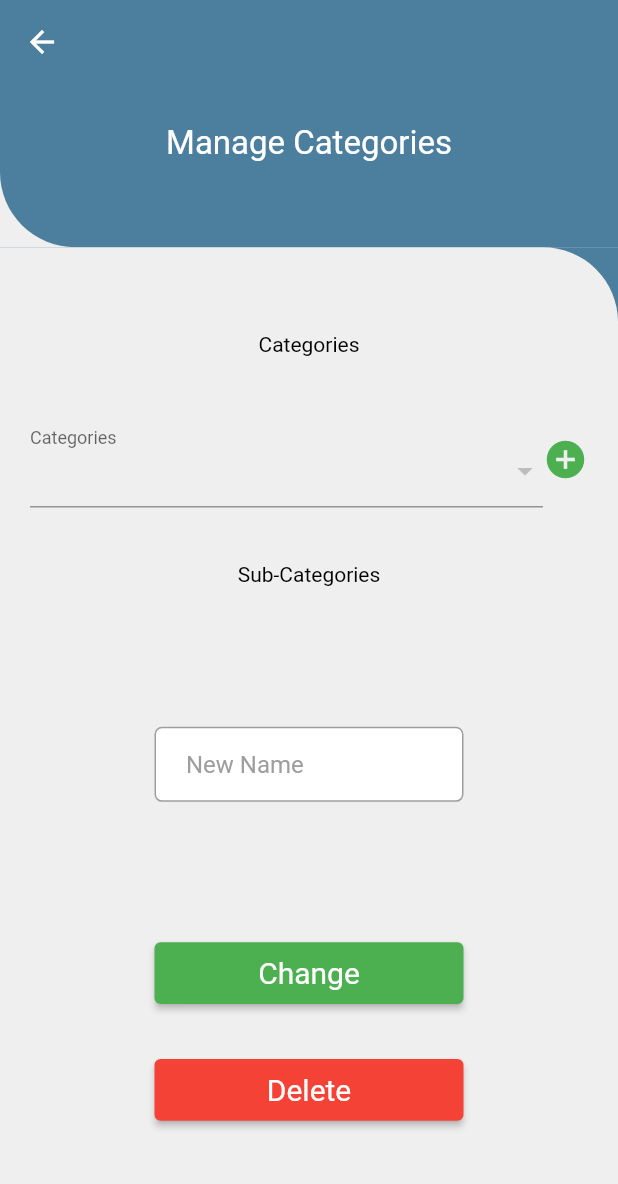
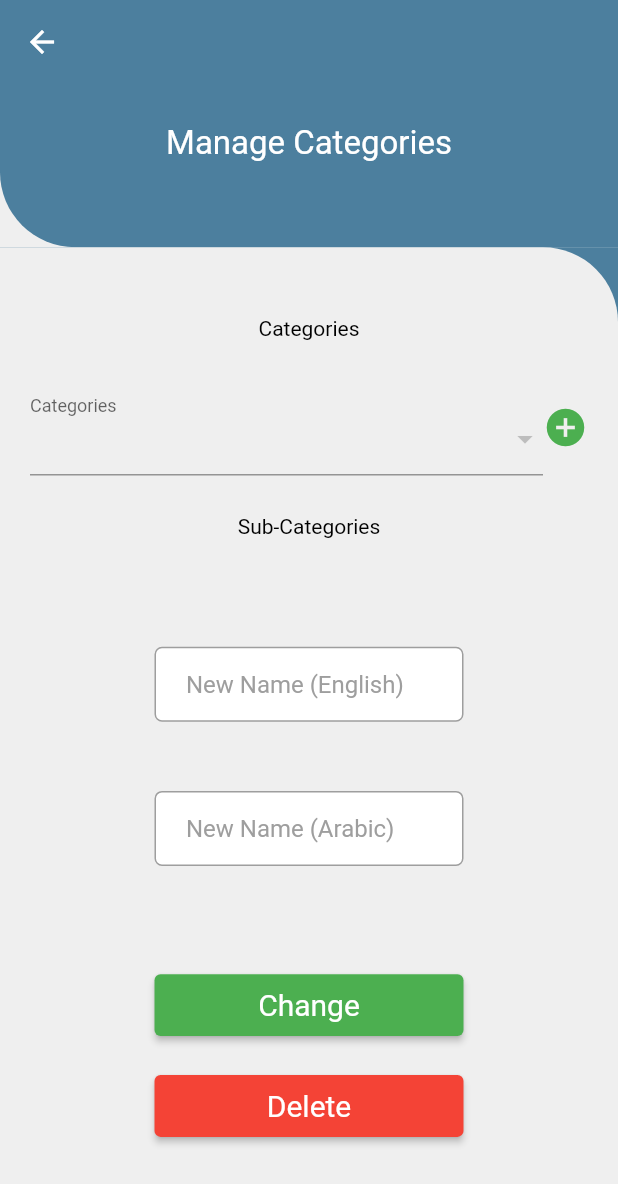
Before and after one commit to OdehMohamed/techno_store, a Flutter app: the manageCategory screen opened directly, on a phone screen of 412 x 824 dp. Shown: the top 1184 px of the screen. Run offline on Flutter 3.47's test engine with Material 2 defaults, Android fonts, the phone set to English and light mode, and no system bars; drawn by our look-alikes of auto_size_text, modal_progress_hud_nsn; our stand-ins replace cloud_firestore, easy_localization, file_picker, firebase_auth, firebase_core, firebase_storage and 7 more; missing offline and left inert: dart:ffi, pattern_lock; accounts and stored records are empty.

Commit message:
fixing ui

```diff
--- a/assets/translations/ar.json
+++ b/assets/translations/ar.json
@@ -93,5 +93,6 @@
   "Please check your email or spam": "الرجاء التحقق من ايميلك او ال spam",
   "Added successfully": "تمت الاضافة بنجاح",
   "No Data": "لا يوجد بيانات",
-  "Edited successfully": "تم التعديل بنجاح"
+  "Edited successfully": "تم التعديل بنجاح",
+  "this field is Required": "هذا الحقل مطلوب"
 }
--- a/assets/translations/en.json
+++ b/assets/translations/en.json
@@ -93,5 +93,6 @@
   "Please check your email or spam": "Please check your email or spam",
   "Added successfully": "Added successfully",
   "No Data": "No Data",
-  "Edited successfully": "Edited successfully"
+  "Edited successfully": "Edited successfully",
+  "this field is Required": "this field is Required"
 }
--- a/lib/core/manage_categories/view/manage_category_view.dart
+++ b/lib/core/manage_categories/view/manage_category_view.dart
@@ -46,8 +46,8 @@ class _manageCategoryState extends State<manageCategory> {
   CategoriesAndSubCategoryModel? selectedCategory;
   CategoriesAndSubCategoryModel? selectedSubCategory;
 
-
-  TextEditingController edit_name_controller = TextEditingController();
+  TextEditingController edit_name_controller_en = TextEditingController();
+  TextEditingController edit_name_controller_ar = TextEditingController();
   TextEditingController new_category_name_controller_en = TextEditingController();
   TextEditingController new_category_name_controller_ar = TextEditingController();
 
@@ -64,7 +64,8 @@ class _manageCategoryState extends State<manageCategory> {
 
   @override
   void dispose() {
-    edit_name_controller.dispose();
+    edit_name_controller_en.dispose();
+    edit_name_controller_ar.dispose();
     new_category_name_controller_en.dispose();
     new_category_name_controller_ar.dispose();
     new_sub_category_controller_en.dispose();
@@ -197,7 +198,7 @@ class _manageCategoryState extends State<manageCategory> {
                                                                   index]
                                                               .enName)),
                                                 )),
-                                        label: "Categories",
+                                        label: "Categories".tr(),
                                       ),
                                     ),
                                     InkWell(
@@ -585,7 +586,7 @@ class _manageCategoryState extends State<manageCategory> {
                                                                       index]
                                                                   .enName)),
                                                     )),
-                                            label: "Sub Categories",
+                                            label: "Sub-Categories".tr(),
                                           ),
                                         ),
                                         InkWell(
@@ -1021,16 +1022,37 @@ class _manageCategoryState extends State<manageCategory> {
                             borderRadius: BorderRadius.circular(5),
                           ),
                           child: TextField(
-                            controller: edit_name_controller,
+                            controller: edit_name_controller_en,
                             style: TextStyle(color: Colors.black),
                             decoration: InputDecoration(
                               border: InputBorder.none,
-                              hintText: 'New Name'.tr(),
+                              hintText: 'New Name'.tr()+"enLang".tr(),
                               hintStyle:
                                   TextStyle(color: Colors.grey, fontSize: 16),
                             ),
                           ),
                         ),
+                        Container(
+                          width: Utilities.getDeviceWidth(context) * 0.5,
+                          margin: EdgeInsets.only(top: 20),
+                          padding: EdgeInsets.only(left: 20, right: 20),
+                          decoration: BoxDecoration(
+                            color: ColorUtilities.white,
+                            border: Border.all(color: Colors.grey),
+                            borderRadius: BorderRadius.circular(5),
+                          ),
+                          child: TextField(
+                            controller: edit_name_controller_ar,
+                            style: TextStyle(color: Colors.black),
+                            decoration: InputDecoration(
+                              border: InputBorder.none,
+                              hintText: 'New Name'.tr()+"arLang".tr(),
+                              hintStyle:
+                              TextStyle(color: Colors.grey, fontSize: 16),
+                            ),
+                          ),
+                        ),
+
                         SizedBox(
                           height: 20,
                         ),
--- a/lib/core/new_device_maintenance/view/new_device_maintenance.dart
+++ b/lib/core/new_device_maintenance/view/new_device_maintenance.dart
@@ -17,12 +17,7 @@ import '../../../shared/message.dart';
 import '../../../shared/widget_utilities.dart';
 import '../../shared/model/maintenance_device_model.dart';
 import '../../shared/view_model/shared_state.dart';
-List<int> patternList=[];
-List<int> drawingList=[];
 
-int i=0;
-late Timer? timer;
-late Timer? secondTimer;
 class NewDeviceMaintanace extends StatefulWidget {
   final MaintenanceDeviceModel? maintenanceDevice;
   final bool editable;
@@ -33,6 +28,11 @@ class NewDeviceMaintanace extends StatefulWidget {
 }
 
 class _NewDeviceMaintanaceState extends State<NewDeviceMaintanace> {
+  List<int> patternList=[];
+  List<int> drawingList=[];
+  int i=0;
+  Timer? timer;
+  Timer? secondTimer;
   final _formKey = GlobalKey<FormState>();
 
   late SharedState sharedState;
@@ -96,7 +96,7 @@ class _NewDeviceMaintanaceState extends State<NewDeviceMaintanace> {
       estimated_time_controller.text = widget.maintenanceDevice!.estimatedTime!;
       notes2_controller.text = widget.maintenanceDevice!.notes!;
       patternList=widget.maintenanceDevice!.pattern!;
-      //brand_value=widget.maintenanceDevice!.brandID;
+      brand_value=widget.maintenanceDevice!.brandID;
       status_value=widget.maintenanceDevice!.status;
     }
     else{
@@ -329,6 +329,7 @@ class _NewDeviceMaintanaceState extends State<NewDeviceMaintanace> {
                                           dropDownValue: selectedBrand,
                                           onChanged: (newValue) {
                                             selectedBrand = newValue;
+                                            print(selectedBrand?.name);
                                             setState(() {});
                                           },
                                           items: List.generate(
@@ -635,7 +636,7 @@ class _NewDeviceMaintanaceState extends State<NewDeviceMaintanace> {
                                   },
                                   validator: (value) {
                                     if (value == null ) {
-                                      return "Please Enter".tr()+" "+"Device Brand".tr();
+                                      return "Please Enter".tr()+" "+"Device Status".tr();
                                     }
                                     return null;
                                   },
@@ -783,7 +784,7 @@ class _NewDeviceMaintanaceState extends State<NewDeviceMaintanace> {
                                           widget.maintenanceDevice?.customerName=name_controller.text;
                                           widget.maintenanceDevice?.phoneNumber=phoneCode+"-"+phone_controller.text;
                                           widget.maintenanceDevice?.address=address_controller.text;
-                                          //brandID: brand_value,
+                                          widget.maintenanceDevice?.brandID= selectedBrand?.name;
                                           widget.maintenanceDevice?.deviceModel=model_controller.text;
                                           widget.maintenanceDevice?.color=color_controller.text;
                                           widget.maintenanceDevice?.devicePassword=pin_controller.text;
@@ -863,10 +864,7 @@ class _NewDeviceMaintanaceState extends State<NewDeviceMaintanace> {
                                                       .toString() + "-" +
                                                       phone_controller.text,
                                                   address: address_controller.text,
-                                                  ////
-                                                  ///please add brand id here
-                                                  //brandID: brand_value,
-                                                  ///
+                                                  brandID: selectedBrand?.name,
                                                   deviceModel: model_controller
                                                       .text,
                                                   color: color_controller.text,
--- a/lib/core/store/view/store.dart
+++ b/lib/core/store/view/store.dart
@@ -261,7 +261,7 @@ class _StoreState extends State<Store> {
                     mainAxisAlignment: MainAxisAlignment.start,
                     children: [
                       Container(
-                        margin: EdgeInsets.only(top: height * 0.1),
+                        margin: EdgeInsets.only(top: height * 0.08),
                         child: WidgetUtilities.autoSizeText(
                           "Store",
                           textStyle: TextStyle(fontSize: 22,color: ColorUtilities.textColor)
@@ -313,7 +313,7 @@ class _StoreState extends State<Store> {
                                               index]
                                                   .enName)),
                                         )),
-                                    label: "Categories",
+                                    label: "Categories".tr(),
                                   );
                                 }
                                 return SizedBox();
```
Also changed, not shown: lib/core/new_product/view/new_product.dart (+8 -2 lines).
